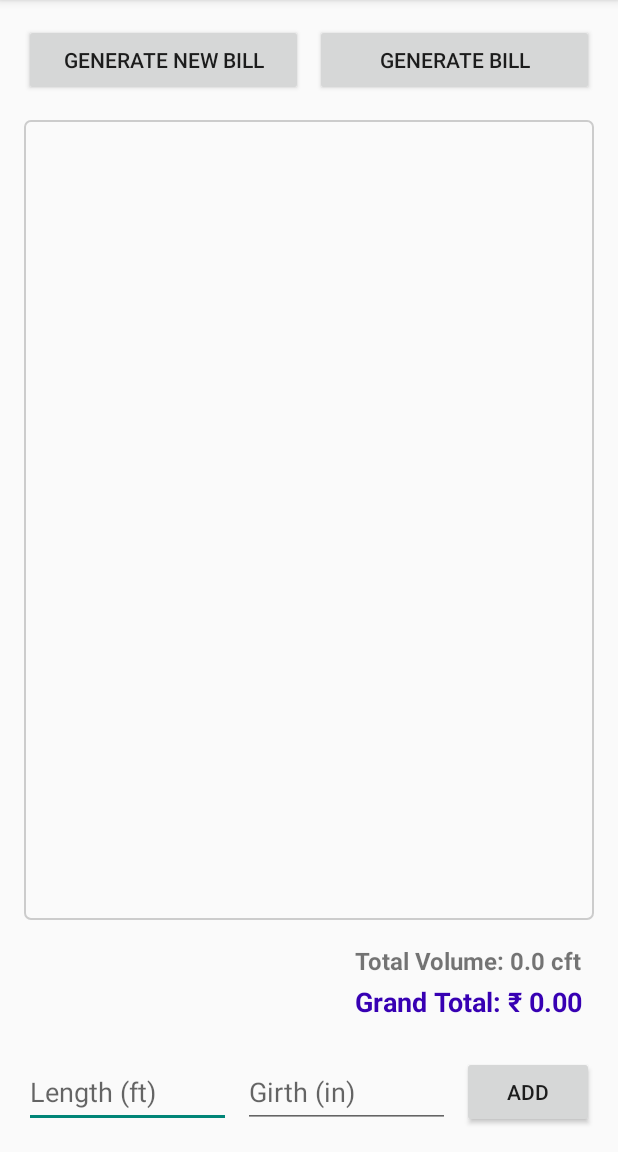
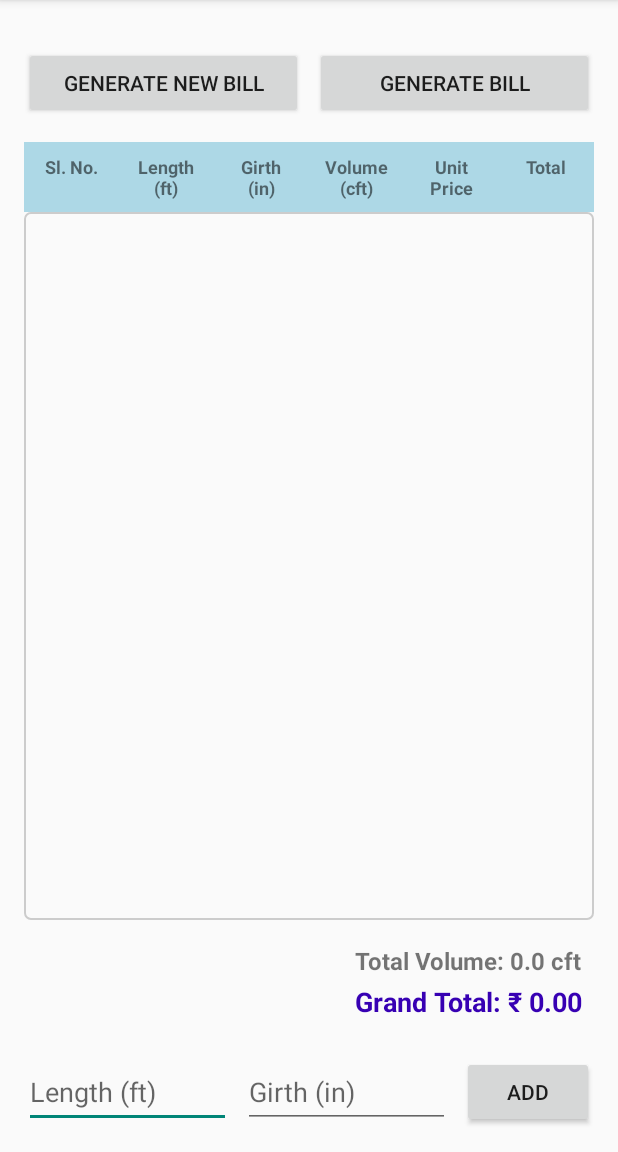
Before and after one commit to nithinmohanlive/androidStudioProjects, an Android app built with Jetpack Compose: the screen it shows after launch (MainActivity), on a phone screen of 412 x 824 dp, the part 84-1236 px from its top. Run offline under Robolectric (Android 15) with nearby library versions, the phone set to English and light mode, and no system bars.

Commit message:
updated alignments and added static table header

```diff
--- a/WoodCalculator/app/src/main/res/layout/activity_main.xml
+++ b/WoodCalculator/app/src/main/res/layout/activity_main.xml
@@ -6,14 +6,17 @@
     android:layout_height="match_parent"
     android:orientation="vertical"
     android:padding="16dp"
-    tools:context=".MainActivity">
+    tools:context=".MainActivity"
+    android:fitsSystemWindows="true">
 
+    <!-- Top Buttons -->
     <LinearLayout
         android:layout_width="match_parent"
         android:layout_height="wrap_content"
         android:orientation="horizontal"
         android:gravity="center_horizontal"
-        android:layout_marginBottom="16dp">
+        android:layout_marginBottom="15dp"
+        android:layout_marginTop="15dp">
 
         <Button
             android:id="@+id/buttonGenerateNewBill"
@@ -21,21 +24,41 @@
             android:layout_height="wrap_content"
             android:layout_weight="1"
             android:text="GENERATE NEW BILL"
-            android:layout_marginEnd="8dp"/>
+            android:layout_marginEnd="8dp" />
 
         <Button
             android:id="@+id/buttonGenerateBill"
             android:layout_width="0dp"
             android:layout_height="wrap_content"
             android:layout_weight="1"
-            android:text="GENERATE BILL"/>
+            android:text="GENERATE BILL" />
     </LinearLayout>
 
+    <!-- Fixed Table Header -->
+    <TableLayout
+        android:id="@+id/tableHeader"
+        android:layout_width="match_parent"
+        android:layout_height="wrap_content"
+        android:background="#ADD8E6">
+
+        <TableRow>
+            <TextView android:text="Sl. No." style="@style/TableHeaderCell"/>
+            <TextView android:text="Length (ft)" style="@style/TableHeaderCell"/>
+            <TextView android:text="Girth (in)" style="@style/TableHeaderCell"/>
+            <TextView android:text="Volume (cft)" style="@style/TableHeaderCell"/>
+            <TextView android:text="Unit Price" style="@style/TableHeaderCell"/>
+            <TextView android:text="Total" style="@style/TableHeaderCell"/>
+        </TableRow>
+    </TableLayout>
+
+    <!-- Scrollable Body -->
     <ScrollView
-        android:id="@+id/mainScrollView" android:layout_width="match_parent"
+        android:id="@+id/mainScrollView"
+        android:layout_width="match_parent"
         android:layout_height="0dp"
         android:layout_weight="1"
         android:fillViewport="true">
+
         <LinearLayout
             android:id="@+id/tableContainer"
             android:layout_width="match_parent"
@@ -44,11 +67,10 @@
             android:padding="2dp"
             android:divider="?android:attr/dividerHorizontal"
             android:showDividers="middle"
-            android:background="@drawable/table_border">
-        </LinearLayout>
+            android:background="@drawable/table_border" />
     </ScrollView>
 
-
+    <!-- Totals -->
     <TextView
         android:id="@+id/totalVolumeTextView"
         android:layout_width="wrap_content"
@@ -58,7 +80,7 @@
         android:textStyle="bold"
         android:layout_gravity="end"
         android:paddingEnd="8dp"
-        android:layout_marginTop="16dp"/>
+        android:layout_marginTop="16dp" />
 
     <TextView
         android:id="@+id/grandTotalTextView"
@@ -71,8 +93,9 @@
         android:layout_gravity="end"
         android:paddingEnd="8dp"
         android:layout_marginTop="4dp"
-        android:layout_marginBottom="16dp"/>
+        android:layout_marginBottom="16dp" />
 
+    <!-- Input Fields -->
     <LinearLayout
         android:layout_width="match_parent"
         android:layout_height="wrap_content"
@@ -88,7 +111,7 @@
             android:hint="Length (ft)"
             android:inputType="numberDecimal"
             android:minHeight="48dp"
-            android:layout_marginEnd="8dp"/>
+            android:layout_marginEnd="8dp" />
 
         <EditText
             android:id="@+id/editTextGirth"
@@ -98,13 +121,13 @@
             android:hint="Girth (in)"
             android:inputType="numberDecimal"
             android:minHeight="48dp"
-            android:layout_marginEnd="8dp"/>
+            android:layout_marginEnd="8dp" />
 
         <Button
             android:id="@+id/buttonCalculate"
             android:layout_width="wrap_content"
             android:layout_height="wrap_content"
             android:text="ADD" />
+    </LinearLayout>
 
-    </LinearLayout>
 </LinearLayout>
--- /dev/null
+++ b/WoodCalculator/app/src/main/res/values/styles.xml
@@ -0,0 +1,23 @@
+<?xml version="1.0" encoding="utf-8"?>
+<resources>
+
+    <!-- Default application theme -->
+    <style name="AppTheme" parent="Theme.AppCompat.Light.DarkActionBar">
+        <!-- Customize your theme here. -->
+        <item name="colorPrimary">#6200EE</item>
+        <item name="colorPrimaryDark">#3700B3</item>
+        <item name="colorAccent">#03DAC5</item>
+    </style>
+
+    <!-- Table header cell style -->
+    <style name="TableHeaderCell">
+        <item name="android:layout_width">0dp</item>
+        <item name="android:layout_height">wrap_content</item>
+        <item name="android:layout_weight">1</item>
+        <item name="android:gravity">center</item>
+        <item name="android:textStyle">bold</item>
+        <item name="android:padding">8dp</item>
+        <item name="android:textSize">12sp</item>
+    </style>
+
+</resources>
```
Also changed, not shown: WoodCalculator/app/src/main/java/com/example/woodcalculator/MainActivity.java (+4 -26 lines), WoodCalculator/app/src/main/res/layout/activity_price_table.xml (+5 -2 lines), WoodCalculator/app/src/main/res/layout/activity_view_bills.xml (+5 -2 lines).
